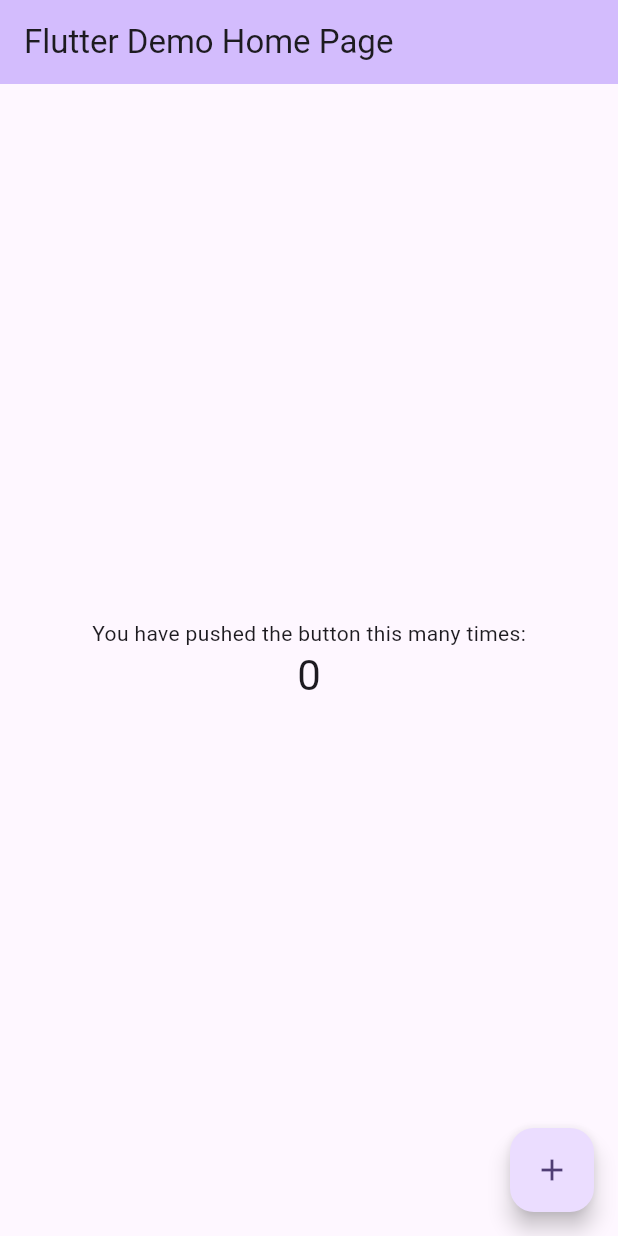
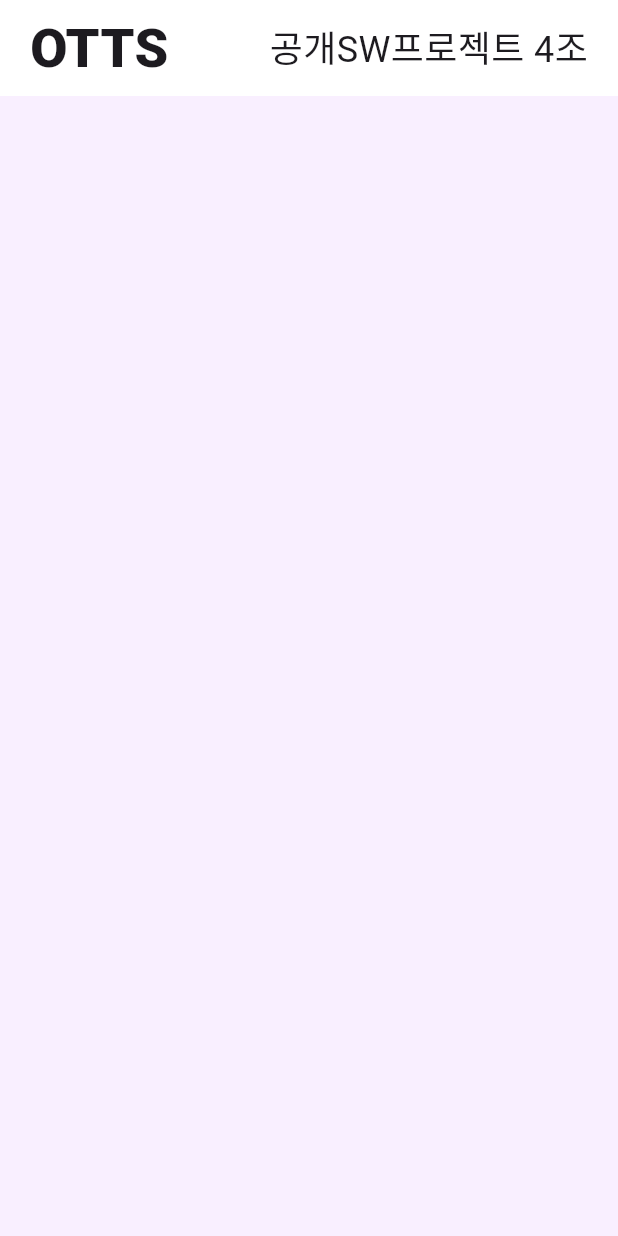
Before and after one commit to happylesserpanda/OSSW4-MSPS, a Flutter app: the screen it shows after launch, on a phone screen of 412 x 824 dp. Run offline on Flutter 3.47's test engine with Material 3 defaults, Android fonts, the phone set to English and light mode, and no system bars.

Commit message:
add Responsive appbar
add responsive appbar

```diff
--- a/lib/main.dart
+++ b/lib/main.dart
@@ -1,139 +1,90 @@
 import 'package:flutter/material.dart';
 
+const TextStyle titleText = TextStyle(
+  fontSize: 64,
+  fontWeight: FontWeight.w600,
+);
+const TextStyle subtitleText = TextStyle(
+  fontSize: 48,
+  fontWeight: FontWeight.w500,
+);
+const TextStyle inputText = TextStyle(
+  fontSize: 32,
+  fontWeight: FontWeight.w300,
+);
+const TextStyle regularText = TextStyle(
+  fontSize: 36,
+  fontWeight: FontWeight.w400,
+);
+Color backColor = Color(0xFFF9EFFF);
+const double breakPointWidth = 1080;
+
 void main() {
-  runApp(const MyApp());
+  runApp(const OTTS());
 }
 
-class MyApp extends StatelessWidget {
-  const MyApp({super.key});
+class OTTS extends StatelessWidget {
+  const OTTS({super.key});
 
-  // This widget is the root of your application.
   @override
   Widget build(BuildContext context) {
-    return MaterialApp(
-      title: 'Flutter Demo',
-      theme: ThemeData(
-        // This is the theme of your application.
-        //
-        // TRY THIS: Try running your application with "flutter run". You'll see
-        // the application has a purple toolbar. Then, without quitting the app,
-        // try changing the seedColor in the colorScheme below to Colors.green
-        // and then invoke "hot reload" (save your changes or press the "hot
-        // reload" button in a Flutter-supported IDE, or press "r" if you used
-        // the command line to start the app).
-        //
-        // Notice that the counter didn't reset back to zero; the application
-        // state is not lost during the reload. To reset the state, use hot
-        // restart instead.
-        //
+    return MaterialApp(home: mainpage());
+  }
+}
 
-        // tested with just a hot reload.
-        colorScheme: ColorScheme.fromSeed(
-          seedColor: Colors.deepPurple,
-        ),
-      ),
-      home: const MyHomePage(
-        title: 'Flutter Demo Home Page',
+class mainpage extends StatefulWidget {
+  const mainpage({super.key});
+
+  @override
+  State<mainpage> createState() =>
+      _mainpageState();
+}
+
+class _mainpageState extends State<mainpage> {
+  @override
+  Widget build(BuildContext context) {
+    double pageWidth =
+        MediaQuery.of(context).size.width;
+    return Scaffold(
+      backgroundColor: backColor,
+      body: Column(
+        children: [
+          Container(
+            color: Colors.white,
+            width: double.infinity,
+            height: 64,
+            padding: EdgeInsets.symmetric(
+              horizontal:
+                  pageWidth > breakPointWidth
+                      ? (pageWidth -
+                              breakPointWidth) /
+                          2
+                      : 20,
+            ),
+            child: Row(
+              mainAxisAlignment:
+                  MainAxisAlignment.spaceBetween,
+              children: [
+                Text(
+                  'OTTS',
+                  style: TextStyle(
+                    fontSize: 36,
+                    fontWeight: FontWeight.w900,
+                  ),
+                ),
+                Spacer(),
+                Text(
+                  '공개SW프로젝트 4조',
+                  style: TextStyle(
+                    fontSize: 24,
+                    fontWeight: FontWeight.w400,
+                  ),
+                ),
+              ],
+            ),
+          ),
+        ],
       ),
     );
   }
 }
-
-class MyHomePage extends StatefulWidget {
-  const MyHomePage({
-    super.key,
-    required this.title,
-  });
-
-  // This widget is the home page of your application. It is stateful, meaning
-  // that it has a State object (defined below) that contains fields that affect
-  // how it looks.
-
-  // This class is the configuration for the state. It holds the values (in this
-  // case the title) provided by the parent (in this case the App widget) and
-  // used by the build method of the State. Fields in a Widget subclass are
-  // always marked "final".
-
-  final String title;
-
-  @override
-  State<MyHomePage> createState() =>
-      _MyHomePageState();
-}
-
-class _MyHomePageState extends State<MyHomePage> {
-  int _counter = 0;
-
-  void _incrementCounter() {
-    setState(() {
-      // This call to setState tells the Flutter framework that something has
-      // changed in this State, which causes it to rerun the build method below
-      // so that the display can reflect the updated values. If we changed
-      // _counter without calling setState(), then the build method would not be
-      // called again, and so nothing would appear to happen.
-      _counter++;
-    });
-  }
-
-  @override
-  Widget build(BuildContext context) {
-    // This method is rerun every time setState is called, for instance as done
-    // by the _incrementCounter method above.
-    //
-    // The Flutter framework has been optimized to make rerunning build methods
-    // fast, so that you can just rebuild anything that needs updating rather
-    // than having to individually change instances of widgets.
-    return Scaffold(
-      appBar: AppBar(
-        // TRY THIS: Try changing the color here to a specific color (to
-        // Colors.amber, perhaps?) and trigger a hot reload to see the AppBar
-        // change color while the other colors stay the same.
-        backgroundColor:
-            Theme.of(
-              context,
-            ).colorScheme.inversePrimary,
-        // Here we take the value from the MyHomePage object that was created by
-        // the App.build method, and use it to set our appbar title.
-        title: Text(widget.title),
-      ),
-      body: Center(
-        // Center is a layout widget. It takes a single child and positions it
-        // in the middle of the parent.
-        child: Column(
-          // Column is also a layout widget. It takes a list of children and
-          // arranges them vertically. By default, it sizes itself to fit its
-          // children horizontally, and tries to be as tall as its parent.
-          //
-          // Column has various properties to control how it sizes itself and
-          // how it positions its children. Here we use mainAxisAlignment to
-          // center the children vertically; the main axis here is the vertical
-          // axis because Columns are vertical (the cross axis would be
-          // horizontal).
-          //
-          // TRY THIS: Invoke "debug painting" (choose the "Toggle Debug Paint"
-          // action in the IDE, or press "p" in the console), to see the
-          // wireframe for each widget.
-          mainAxisAlignment:
-              MainAxisAlignment.center,
-          children: <Widget>[
-            const Text(
-              'You have pushed the button this many times:',
-            ),
-            Text(
-              '$_counter',
-              style:
-                  Theme.of(
-                    context,
-                  ).textTheme.headlineMedium,
-            ),
-          ],
-        ),
-      ),
-      floatingActionButton: FloatingActionButton(
-        onPressed: _incrementCounter,
-        tooltip: 'Increment',
-        child: const Icon(Icons.add),
-      ), // This trailing comma makes auto-formatting nicer for build methods.
-    );
-  }
-}
```
Also changed, not shown: 1 other file.
